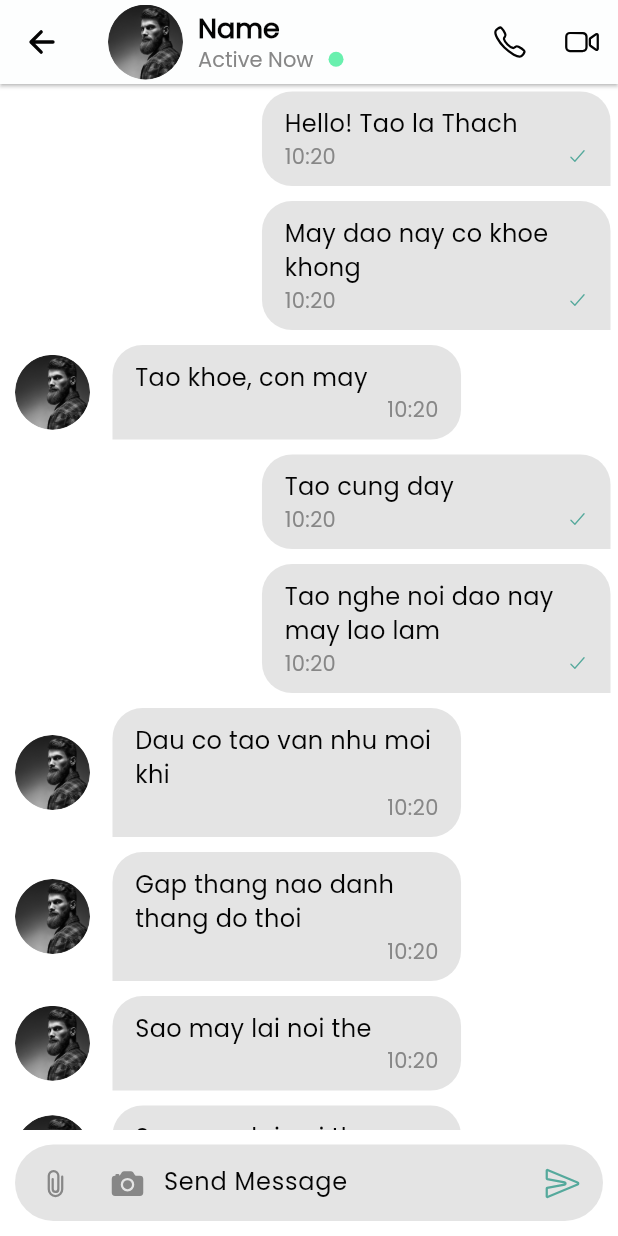
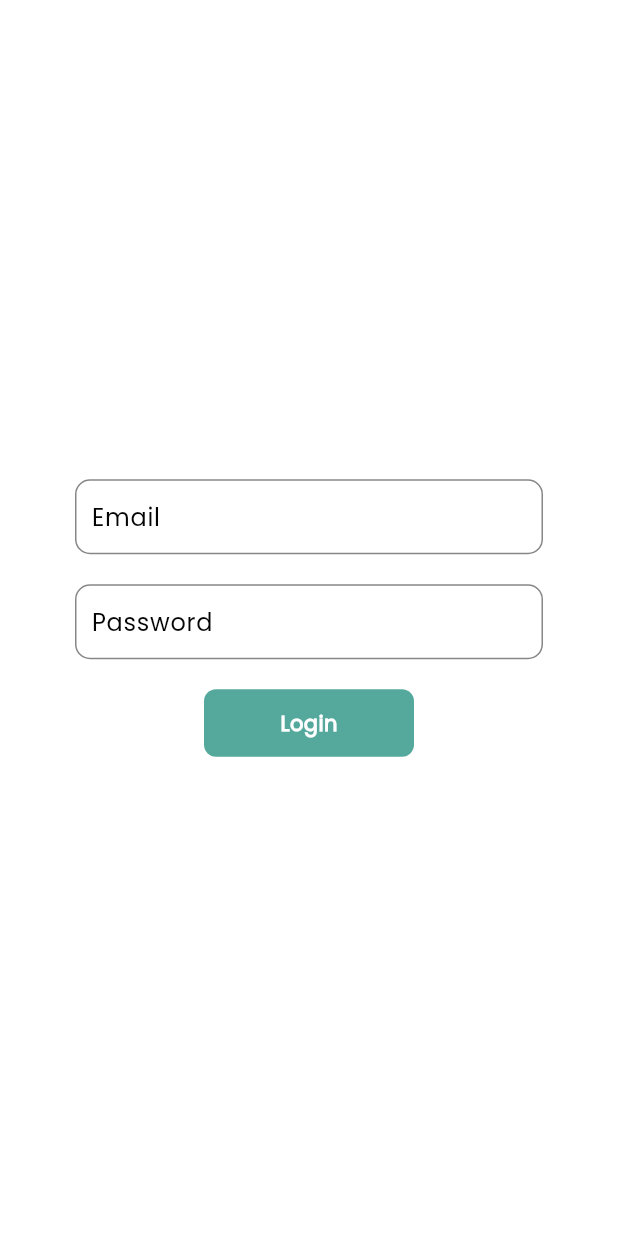
Before and after one commit to nguyenngocthach1403/Telechat, a Flutter app: the screen it shows after launch, on a phone screen of 412 x 824 dp. Run offline on Flutter 3.47's test engine with Material 3 defaults, Android fonts, the phone set to English and light mode, and no system bars; our stand-ins replace dotted_border, ionicons.

Commit message:
1/4 Update: Create Login page

```diff
--- a/lib/features/chat/presentations/widgets/appbar.dart
+++ b/lib/features/chat/presentations/widgets/appbar.dart
@@ -2,7 +2,8 @@ import 'package:flutter/material.dart';
 import 'package:ionicons/ionicons.dart';
 
 class AppBarCustom extends StatefulWidget implements PreferredSizeWidget {
-  const AppBarCustom({super.key});
+  const AppBarCustom({super.key, required this.pressPop});
+  final Function() pressPop;
 
   @override
   State<AppBarCustom> createState() => _AppBarCustomState();
@@ -20,7 +21,7 @@ class _AppBarCustomState extends State<AppBarCustom> {
       shadowColor: Colors.black,
       backgroundColor: Theme.of(context).colorScheme.background,
       leading: IconButton(
-        onPressed: () {},
+        onPressed: widget.pressPop,
         icon: const Icon(Ionicons.arrow_back),
       ),
       title: _buildTitle(),
--- a/lib/features/chat/presentations/widgets/chat_body.dart
+++ b/lib/features/chat/presentations/widgets/chat_body.dart
@@ -21,7 +21,9 @@ class _ChatBodyState extends State<ChatBody> {
   @override
   Widget build(BuildContext context) {
     return Scaffold(
-      appBar: const AppBarCustom(),
+      appBar: AppBarCustom(
+        pressPop: () => Navigator.pop(context),
+      ),
       body: Column(
         children: [
           Expanded(child: _buildChatList()),
--- /dev/null
+++ b/lib/features/login/presentation/view/login_page.dart
@@ -0,0 +1,11 @@
+import 'package:flutter/material.dart';
+import 'package:telechat/features/login/presentation/widgets/login_body.dart';
+
+class LoginPage extends StatelessWidget {
+  const LoginPage({super.key});
+
+  @override
+  Widget build(BuildContext context) {
+    return const LoginBody();
+  }
+}
--- /dev/null
+++ b/lib/features/login/presentation/widgets/login_body.dart
@@ -0,0 +1,146 @@
+import 'package:flutter/material.dart';
+import 'package:flutter/widgets.dart';
+import 'package:telechat/features/group/presentations/views/group_list_page.dart';
+
+class LoginBody extends StatefulWidget {
+  const LoginBody({super.key});
+
+  @override
+  State<LoginBody> createState() => _LoginBodyState();
+}
+
+class _LoginBodyState extends State<LoginBody> {
+  TextEditingController userNameController = TextEditingController();
+  TextEditingController passwordController = TextEditingController();
+  FocusNode userFocusNode = FocusNode();
+  FocusNode passFocusNode = FocusNode();
+
+  @override
+  void initState() {
+    userFocusNode.addListener(_onFocus);
+    super.initState();
+  }
+
+  @override
+  void dispose() {
+    userFocusNode.dispose();
+    super.dispose();
+  }
+
+  void _onFocus() {
+    setState(() {});
+  }
+
+  @override
+  Widget build(BuildContext context) {
+    return Scaffold(
+      body: SafeArea(
+        child: Center(
+          child: SingleChildScrollView(
+            child: Column(
+              mainAxisAlignment: MainAxisAlignment.center,
+              children: [
+                // User name
+                _buildUserNameTextBox(context),
+
+                const SizedBox(
+                  height: 20,
+                ),
+                // Password
+                _buildPasswordTextBox(context),
+
+                const SizedBox(
+                  height: 20,
+                ),
+                // Button login
+                _buildButtonLogin(
+                  context,
+                  press: () {
+                    Navigator.push(
+                      context,
+                      MaterialPageRoute(
+                        builder: (context) => GroupListPage(),
+                      ),
+                    );
+                  },
+                ),
+              ],
+            ),
+          ),
+        ),
+      ),
+    );
+  }
+
+  Widget _buildUserNameTextBox(BuildContext context) {
+    return Container(
+      margin: const EdgeInsets.symmetric(horizontal: 50),
+      padding: const EdgeInsets.symmetric(horizontal: 10),
+      decoration: BoxDecoration(
+        border: Border.all(
+          width: 1,
+          color: userFocusNode.hasFocus
+              ? Theme.of(context).primaryColor
+              : Theme.of(context).colorScheme.secondary,
+        ),
+        borderRadius: BorderRadius.circular(10),
+      ),
+      child: TextField(
+        focusNode: userFocusNode,
+        controller: userNameController,
+        decoration: const InputDecoration(
+          hintText: 'Email',
+          border: InputBorder.none,
+          focusedBorder: InputBorder.none,
+        ),
+      ),
+    );
+  }
+
+  Widget _buildPasswordTextBox(BuildContext context) {
+    return Container(
+      margin: const EdgeInsets.symmetric(horizontal: 50),
+      padding: const EdgeInsets.symmetric(horizontal: 10),
+      decoration: BoxDecoration(
+        border: Border.all(
+          width: 1,
+          color: passFocusNode.hasFocus
+              ? Theme.of(context).primaryColor
+              : Theme.of(context).colorScheme.secondary,
+        ),
+        borderRadius: BorderRadius.circular(10),
+      ),
+      child: TextField(
+        controller: passwordController,
+        focusNode: passFocusNode,
+        decoration: const InputDecoration(
+          hintText: 'Password',
+          border: InputBorder.none,
+          focusedBorder: InputBorder.none,
+        ),
+      ),
+    );
+  }
+
+  Widget _buildButtonLogin(BuildContext context, {required Function() press}) {
+    return InkWell(
+      onTap: press,
+      child: Container(
+        width: 140,
+        height: 45,
+        decoration: BoxDecoration(
+          color: Theme.of(context).primaryColor,
+          borderRadius: BorderRadius.circular(8),
+        ),
+        alignment: Alignment.center,
+        child: Text(
+          'Login',
+          style: TextStyle(
+            fontWeight: FontWeight.bold,
+            color: Theme.of(context).colorScheme.background,
+          ),
+        ),
+      ),
+    );
+  }
+}
--- a/lib/main.dart
+++ b/lib/main.dart
@@ -1,6 +1,7 @@
 import 'package:flutter/material.dart';
 import 'package:telechat/config/themes/light_theme.dart';
 import 'package:telechat/features/chat/presentations/views/chat_page.dart';
+import 'package:telechat/features/login/presentation/view/login_page.dart';
 
 void main() {
   runApp(const MyApp());
@@ -15,7 +16,7 @@ class MyApp extends StatelessWidget {
     return MaterialApp(
       title: 'Flutter Demo',
       theme: AppTheme().lightTheme,
-      home: const ChatPage(),
+      home: const LoginPage(),
     );
   }
 }
```
Also changed, not shown: lib/features/group/presentations/widgets/chat_item.dart (+11 -3 lines), lib/features/group/presentations/widgets/group_list_body.dart (+15 -3 lines).
